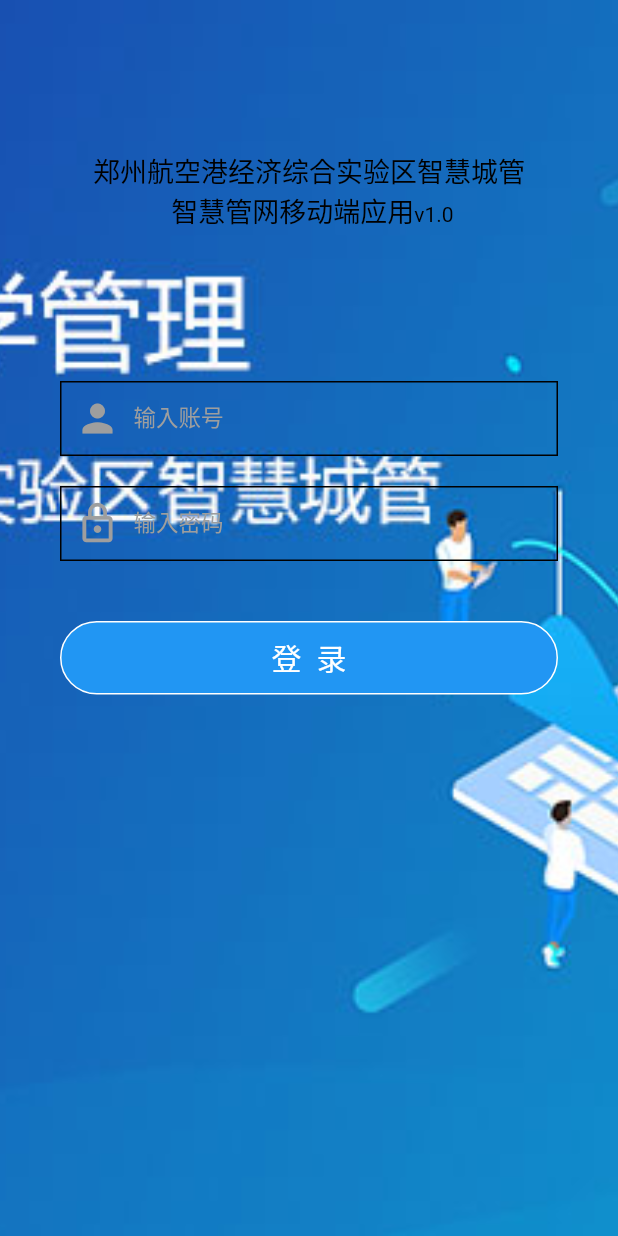
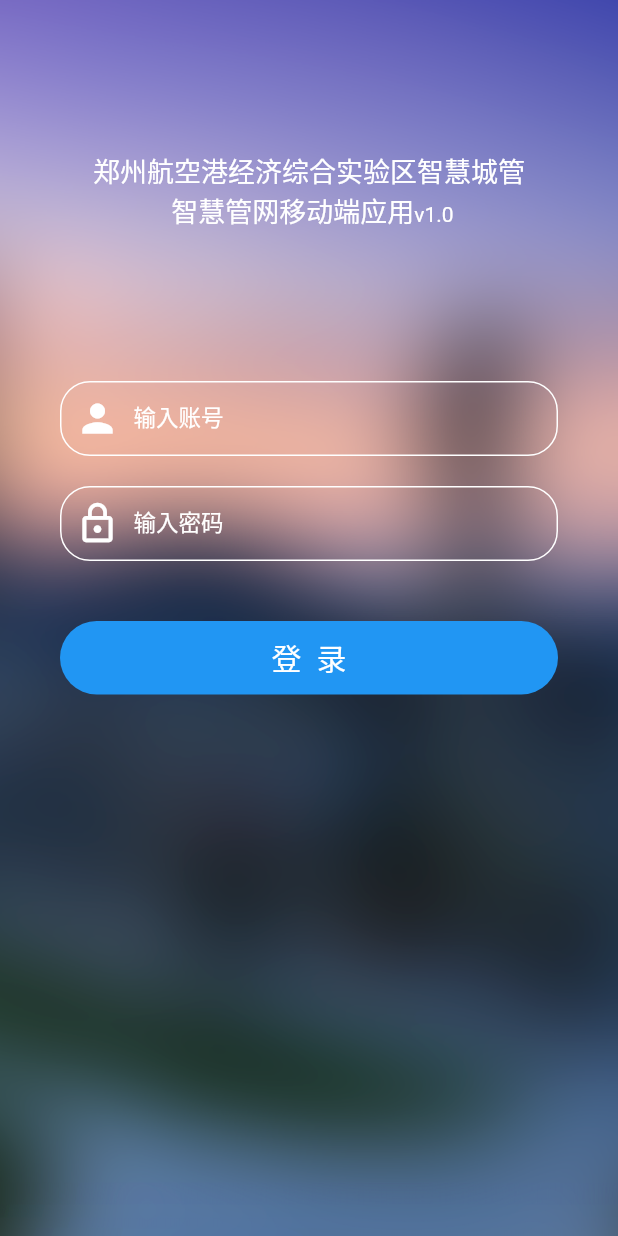
Before and after one commit to JhLhH/smart_pipe_network, a Flutter app: the screen it shows after launch, on a phone screen of 412 x 824 dp. Run offline on Flutter 3.47's test engine with Material 2 defaults, Android fonts, the phone set to English and light mode, and no system bars; our stand-ins replace cached_network_image, date_format, dio, fluttertoast, image_picker, shared_preferences; missing offline and left inert: flutter_webview_plugin, tableview; accounts and stored records are empty.

Commit message:
调整登录页界面UI、完成开始巡查以及结束完成两个接口对接、将病害上报中的图片改为非必传项

```diff
--- a/smart_pipe_network/lib/login/login.dart
+++ b/smart_pipe_network/lib/login/login.dart
@@ -96,7 +96,7 @@ class _LoginPageState extends State<LoginPage> {
             height: height,
             decoration: BoxDecoration(
               image: DecorationImage(
-                image: AssetImage("images/banner.png"), // 把图片换掉
+                image: AssetImage("images/login_bg.png"), // 把图片换掉
                 fit: BoxFit.cover,
               ),
             ),
@@ -123,12 +123,12 @@ class _LoginPageState extends State<LoginPage> {
           textAlign: TextAlign.center,
           text: TextSpan(
               text: '郑州航空港经济综合实验区智慧城管',
-              style: TextStyle(color: Colors.black, fontSize: 18.0),
+              style: TextStyle(color: Colors.white, fontSize: 18.0),
               children: <TextSpan>[
                 TextSpan(
                   text: '\n 智慧管网移动端应用',
                   style: TextStyle(
-                      color: Colors.black,
+                      color: Colors.white,
                       fontSize: 18.0,
                       fontWeight: FontWeight.w500),
                 ),
@@ -149,7 +149,7 @@ class _LoginPageState extends State<LoginPage> {
         height: 49,
         decoration: BoxDecoration(
           color: color,
-          border: Border.all(color: Colors.white, width: 1),
+          border: Border.all(color: Colors.transparent, width: 1),
           borderRadius: BorderRadius.circular(24.5),
         ),
         child: Text(
@@ -171,7 +171,7 @@ class _LoginPageState extends State<LoginPage> {
       ),
       child: Container(
         decoration:
-            BoxDecoration(border: Border.all(color: Colors.black, width: 1)),
+            BoxDecoration(border: Border.all(color: Colors.white, width: 1),borderRadius: BorderRadius.circular(20)),
         child: TextField(
           controller: _userNameController,
           onChanged: (value) {
@@ -180,16 +180,16 @@ class _LoginPageState extends State<LoginPage> {
             });
           },
           style: TextStyle(
-              fontSize: 15.0, color: Colors.black, fontWeight: FontWeight.w300),
+              fontSize: 15.0, color: Colors.white, fontWeight: FontWeight.w500),
           // 输入文本样式
           decoration: InputDecoration(
               border: InputBorder.none, //去除下划线
               hintText: '输入账号',
-              hintStyle: TextStyle(fontSize: 15, color: Colors.grey),
+              hintStyle: TextStyle(fontSize: 15, color: Colors.white,fontWeight: FontWeight.w500),
               prefixIcon: Icon(
                 Icons.person,
                 size: 30,
-                color: Colors.grey,
+                color: Colors.white,
               )),
         ),
       ),
@@ -206,7 +206,7 @@ class _LoginPageState extends State<LoginPage> {
         ),
         child: Container(
           decoration:
-              BoxDecoration(border: Border.all(color: Colors.black, width: 1)),
+              BoxDecoration(border: Border.all(color: Colors.white, width: 1),borderRadius: BorderRadius.circular(20)),
           child: TextField(
             controller: _passwordController,
             onChanged: (value) {
@@ -216,17 +216,17 @@ class _LoginPageState extends State<LoginPage> {
             },
             style: TextStyle(
                 fontSize: 15.0,
-                color: Colors.black,
-                fontWeight: FontWeight.w300),
+                color: Colors.white,
+                fontWeight: FontWeight.w500),
             // 输入文本样式
             decoration: InputDecoration(
                 border: InputBorder.none, //去除下划线
                 hintText: '输入密码',
-                hintStyle: TextStyle(fontSize: 15, color: Colors.grey),
+                hintStyle: TextStyle(fontSize: 15, color: Colors.white,fontWeight: FontWeight.w500),
                 prefixIcon: Icon(
                   Icons.lock_outline,
                   size: 30,
-                  color: Colors.grey,
+                  color: Colors.white,
                 )),
           ),
         ));
--- a/smart_pipe_network/lib/models/task_network_query.dart
+++ b/smart_pipe_network/lib/models/task_network_query.dart
@@ -74,4 +74,5 @@ class TaskNetWorkQuery {
 
 
 
+
 }
--- a/smart_pipe_network/lib/root/root_widget_page.dart
+++ b/smart_pipe_network/lib/root/root_widget_page.dart
@@ -29,7 +29,7 @@ class _RootWidgetPageState extends State<RootWidgetPage> {
   ];
   /// 路由表
   Map<String, WidgetBuilder> routes = {
-    'patrolTask':(context)=>PatrolTaskPage(),//这里注册路由才能跳转,patorlTask是路由名字
+    'patrolTask':(context)=>PatrolTaskPage(),//这里注册路由才能跳转,patrolTask是路由名字
     'PatrolTaskDetailsPage': (context) => PatrolTaskDetailsPage(),
     'ProcessExamine':(context) => ProcessExaminePage(),
     'DiseaseReportPage': (context) => DiseaseReportPage(),
--- a/smart_pipe_network/pubspec.yaml
+++ b/smart_pipe_network/pubspec.yaml
@@ -64,8 +64,7 @@ flutter:
 
   # To add assets to your application, add an assets section, like this:
   assets:
-    - images/banner.png
-    - images/hahah.png
+    - images/
 
 
 
```
Also changed, not shown: smart_pipe_network/lib/base_commons/base_network.dart (+45 -0 lines), smart_pipe_network/lib/workbench/disease_report.dart (+5 -2 lines), smart_pipe_network/lib/workbench/patrol_task_details.dart (+8 -3 lines), smart_pipe_network/images/login_bg.png (added), smart_pipe_network/pubspec.lock.
